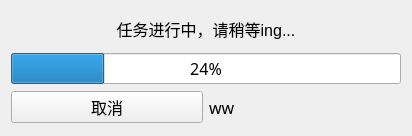
Above: Qtdesigners/up.ui from zhihao2020/ShopSystem before the change. Below: the same form after it.
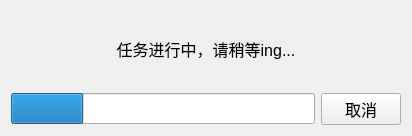
That is the form after the change.

```diff
--- a/Qtdesigners/up.ui
+++ b/Qtdesigners/up.ui
@@ -31,7 +31,7 @@
   <property name="windowTitle">
    <string>软件升级</string>
   </property>
-  <layout class="QHBoxLayout" name="horizontalLayout_2">
+  <layout class="QVBoxLayout" name="verticalLayout_2">
    <item>
     <layout class="QVBoxLayout" name="verticalLayout">
      <item>
@@ -54,14 +54,20 @@
       </widget>
      </item>
      <item>
+      <layout class="QHBoxLayout" name="horizontalLayout">
+       <item>
       <widget class="QProgressBar" name="progressBar">
        <property name="value">
         <number>24</number>
        </property>
-      </widget>
-     </item>
-     <item>
-      <layout class="QHBoxLayout" name="horizontalLayout">
+         <property name="alignment">
+          <set>Qt::AlignCenter</set>
+         </property>
+         <property name="format">
+          <string/>
+         </property>
+        </widget>
+       </item>
        <item>
         <widget class="QPushButton" name="pushButton">
          <property name="font">
@@ -81,19 +87,6 @@
          </property>
         </widget>
        </item>
-       <item>
-        <widget class="QLabel" name="label_2">
-         <property name="font">
-          <font>
-           <family>华文中宋</family>
-           <pointsize>12</pointsize>
-          </font>
-         </property>
-         <property name="text">
-          <string>ww</string>
-         </property>
-        </widget>
-       </item>
       </layout>
      </item>
     </layout>
```
Lines whose indentation alone changed are shown as unchanged.
